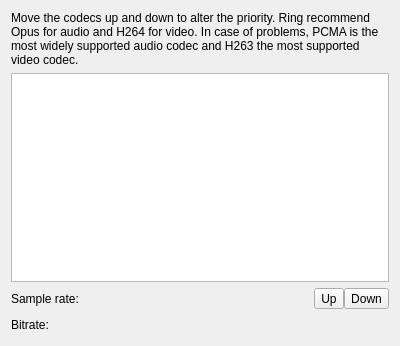
Qt form src/conf/accountpages/codecs.ui (KDE/ring-kde) before a commit.
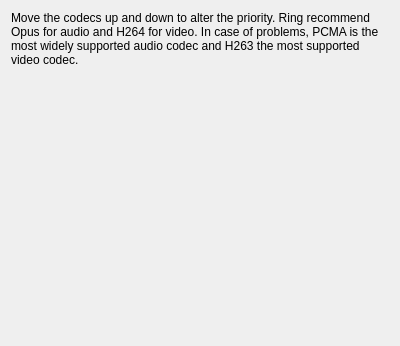
The same form after that commit. Icons and pictures are not drawn.

Commit message: config: Port the condec dialog to QML

What changed in the file:
```diff
--- a/src/conf/accountpages/codecs.ui
+++ b/src/conf/accountpages/codecs.ui
@@ -11,66 +11,7 @@
    </rect>
   </property>
   <layout class="QGridLayout" name="gridLayout">
-   <item row="2" column="5">
-    <layout class="QHBoxLayout" name="horizontalLayout_7">
-     <property name="spacing">
-      <number>0</number>
-     </property>
-     <item>
-      <widget class="QToolButton" name="button_audiocodecUp">
-       <property name="toolTip">
-        <string>Increase codec priority</string>
-       </property>
-       <property name="whatsThis">
-        <string>By default, when you place a call, sflphone will use the first account in this list which is &quot;registered&quot;. Change the order of the accounts using the &quot;Up&quot; and &quot;Down&quot; arrows.</string>
-       </property>
-       <property name="text">
-        <string comment="Move audio codec up">Up</string>
-       </property>
-       <property name="icon">
-        <iconset theme="go-up"/>
-       </property>
-       <property name="shortcut">
-        <string notr="true">Up, PgUp</string>
-       </property>
-      </widget>
-     </item>
-     <item>
-      <widget class="QToolButton" name="button_audiocodecDown">
-       <property name="toolTip">
-        <string>Decrease codec priority</string>
-       </property>
-       <property name="whatsThis">
-        <string>By default, when you place a call, sflphone will use the first account in this list which is &quot;registered&quot;. Change the order of the accounts using the &quot;Up&quot; and &quot;Down&quot; arrows.</string>
-       </property>
-       <property name="text">
-        <string comment="Move audio codec down">Down</string>
-       </property>
-       <property name="icon">
-        <iconset theme="go-down"/>
-       </property>
-       <property name="shortcut">
-        <string notr="true">Down, PgDown</string>
-       </property>
-      </widget>
-     </item>
-    </layout>
-   </item>
-   <item row="3" column="0">
-    <widget class="QLabel" name="label_bitrate">
-     <property name="text">
-      <string>Bitrate:</string>
-     </property>
-    </widget>
-   </item>
-   <item row="2" column="0" colspan="3">
-    <widget class="QLabel" name="label_frequency">
-     <property name="text">
-      <string>Sample rate:</string>
-     </property>
-    </widget>
-   </item>
-   <item row="0" column="0" colspan="6">
+   <item row="0" column="0" colspan="3">
     <widget class="QLabel" name="label">
      <property name="text">
       <string>Move the codecs up and down to alter the priority. Ring recommend Opus for audio and H264 for video. In case of problems, PCMA is the most widely supported audio codec and H263 the most supported video codec.</string>
@@ -80,56 +21,13 @@
      </property>
     </widget>
    </item>
-   <item row="3" column="2" colspan="4">
-    <spacer name="horizontalSpacer_11">
-     <property name="orientation">
-      <enum>Qt::Horizontal</enum>
-     </property>
-     <property name="sizeHint" stdset="0">
-      <size>
-       <width>40</width>
-       <height>20</height>
-      </size>
-     </property>
-    </spacer>
-   </item>
-   <item row="2" column="4">
-    <spacer name="horizontalSpacer_6">
-     <property name="orientation">
-      <enum>Qt::Horizontal</enum>
-     </property>
-     <property name="sizeHint" stdset="0">
-      <size>
-       <width>448</width>
-       <height>20</height>
-      </size>
-     </property>
-    </spacer>
-   </item>
-   <item row="1" column="0" colspan="6">
-    <widget class="QListView" name="m_pCodecs">
-     <property name="acceptDrops">
-      <bool>true</bool>
-     </property>
-     <property name="dragEnabled">
-      <bool>true</bool>
-     </property>
-     <property name="dragDropMode">
-      <enum>QAbstractItemView::DragDrop</enum>
-     </property>
-    </widget>
-   </item>
-   <item row="2" column="3">
-    <widget class="QLabel" name="m_pSampleRate">
-     <property name="text">
-      <string/>
-     </property>
-    </widget>
-   </item>
-   <item row="3" column="1">
-    <widget class="QLabel" name="m_pBitrate">
-     <property name="text">
-      <string/>
+   <item row="1" column="0" colspan="3">
+    <widget class="QWidget" name="m_pPlaceHolder" native="true">
+     <property name="sizePolicy">
+      <sizepolicy hsizetype="Preferred" vsizetype="Expanding">
+       <horstretch>0</horstretch>
+       <verstretch>0</verstretch>
+      </sizepolicy>
      </property>
     </widget>
    </item>
```
The commit also changes 5 other files.
